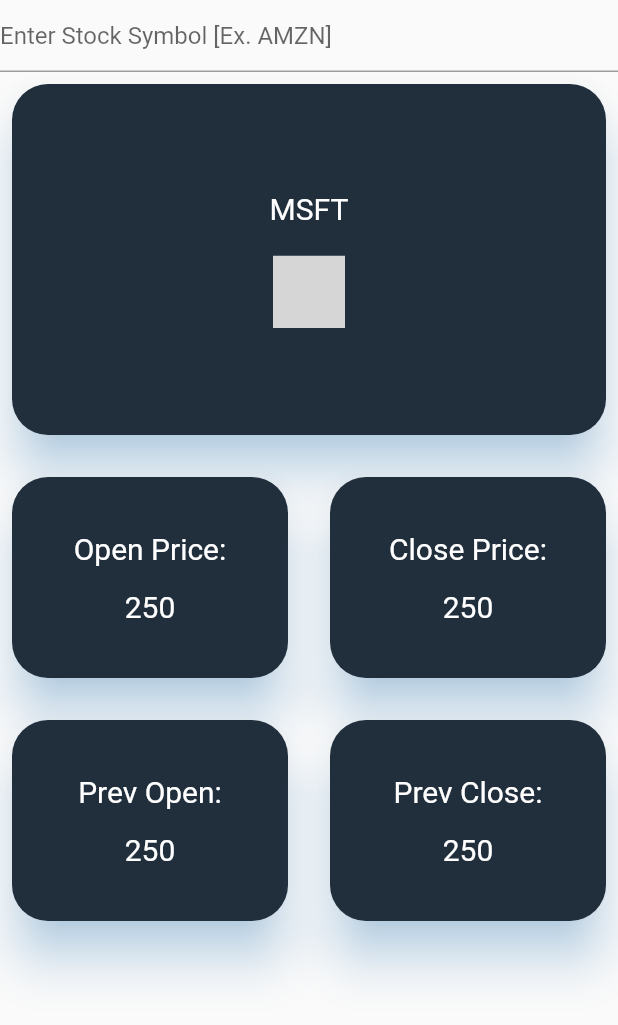
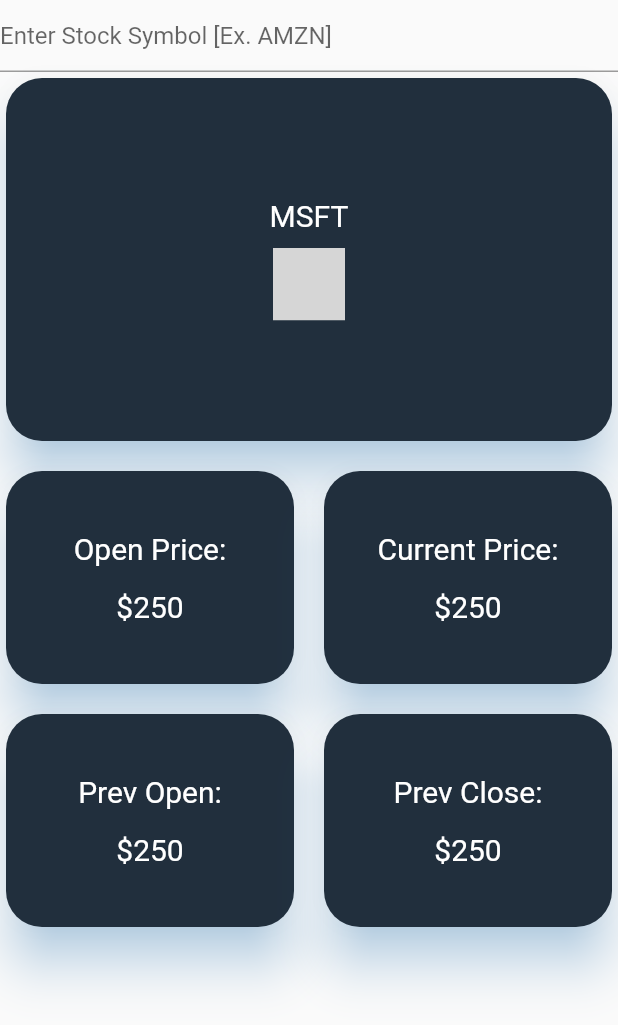
Before and after one commit to basilzuberi/hopeful_stocks, a Flutter app: the StocksPage screen opened directly, on a phone screen of 412 x 824 dp. Shown: the top 1025 px of the screen. Run offline on Flutter 3.47's test engine with Material 2 defaults, Android fonts, the phone set to English and light mode, and no system bars; missing offline and left inert: flutter_sparkline; grey boxes are pictures that could not be loaded.

Commit message:
Made graph more pretty

```diff
--- a/lib/pages/StocksPage.dart
+++ b/lib/pages/StocksPage.dart
@@ -10,7 +10,6 @@ class StocksPage extends StatefulWidget{
 class _StocksPageState extends State<StocksPage> {
   @override
   Widget build(BuildContext context) {
-    // TODO: implement build
     return new Scaffold(
       body: new Container(
         child: new Column(
@@ -26,23 +25,23 @@ class _StocksPageState extends State<StocksPage> {
                 mainAxisSpacing: 12.0,
                 children: <Widget>[
                   Padding(
-                    padding: EdgeInsets.all(8.0),
+                    padding: EdgeInsets.all(4.0),
                     child: thisStock("MSFT"),
                   ),
                   Padding(
-                    padding: EdgeInsets.all(8.0),
+                    padding: EdgeInsets.all(4.0),
                     child: currentPrice("Open Price:"),
                   ),
                   Padding(
-                    padding: EdgeInsets.all(8.0),
-                    child: currentPrice("Close Price:"),
+                    padding: EdgeInsets.all(4.0),
+                    child: currentPrice("Current Price:"),
                   ),
                   Padding(
-                    padding: EdgeInsets.all(8.0),
+                    padding: EdgeInsets.all(4.0),
                     child: currentPrice("Prev Open:"),
                   ),
                   Padding(
-                    padding: EdgeInsets.all(8.0),
+                    padding: EdgeInsets.all(4.0),
                     child: currentPrice("Prev Close:"),
                   ),
                 ],
@@ -87,7 +86,7 @@ class _StocksPageState extends State<StocksPage> {
 
                     Padding(
                    padding: EdgeInsets.all(8.0),
-                      child:Text("250",style:TextStyle(
+                      child:Text("\$250",style:TextStyle(
                         fontSize: 20.0,
                         color: Colors.white,
                       ),),
@@ -111,7 +110,7 @@ class _StocksPageState extends State<StocksPage> {
         shadowColor: Color(0x802196F3),
         child: Center(
           child: Padding(
-            padding: EdgeInsets.all(10.0),
+            padding: EdgeInsets.all(5.0),
             child: Row(
               mainAxisAlignment: MainAxisAlignment.center,
               children: <Widget>[
@@ -120,7 +119,7 @@ class _StocksPageState extends State<StocksPage> {
                   children: <Widget>[
 
                     Padding(
-                      padding: EdgeInsets.all(10.0),
+                      padding: EdgeInsets.all(5.0),
                       child:Text(title,style:TextStyle(
                         fontSize: 20.0,
                         color: Colors.white,
@@ -128,13 +127,19 @@ class _StocksPageState extends State<StocksPage> {
                     ),
 
                     Padding(
-                      padding: EdgeInsets.all(10.0),
+                      padding: EdgeInsets.all(5.0),
                       child: new Sparkline(
                         data: data,
                         lineColor: Color(0xffff6101),
-                        pointsMode: PointsMode.all,
+                        pointsMode: PointsMode.last,
                         pointColor: Colors.white,
                         pointSize: 8.0,
+                        fillMode: FillMode.below,
+                        fillGradient: new LinearGradient(
+                          begin: Alignment.topCenter,
+                          end: Alignment.bottomCenter,
+                          colors: [Colors.white, Colors.white10],
+                        ),
                       ),
                     ),
 
```
